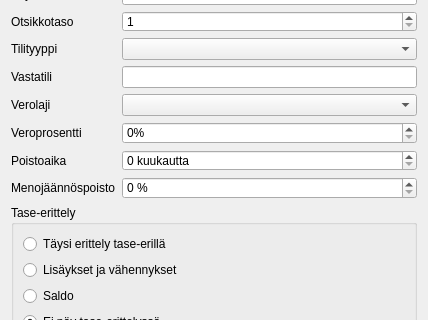
Before: the Qt Designer form kitupiikki/maaritys/tilinmuokkaus.ui in artoh/kitupiikki, drawn with Qt 5; both pictures show x 0 to 428 and y 146 to 466 of the 428 by 625 pixel window.
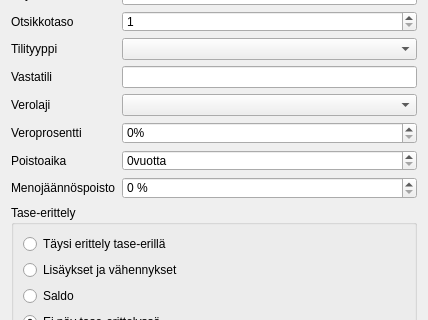
After: the same form once the commit is applied. Icons and pictures are not drawn. Custom widgets are drawn as their Qt base class.

Patch:
```diff
--- a/kitupiikki/maaritys/tilinmuokkaus.ui
+++ b/kitupiikki/maaritys/tilinmuokkaus.ui
@@ -182,7 +182,7 @@
      <item row="8" column="1">
       <widget class="QSpinBox" name="poistoaikaSpin">
        <property name="suffix">
-        <string> kuukautta</string>
+        <string>vuotta</string>
        </property>
        <property name="maximum">
         <number>1200</number>
```
